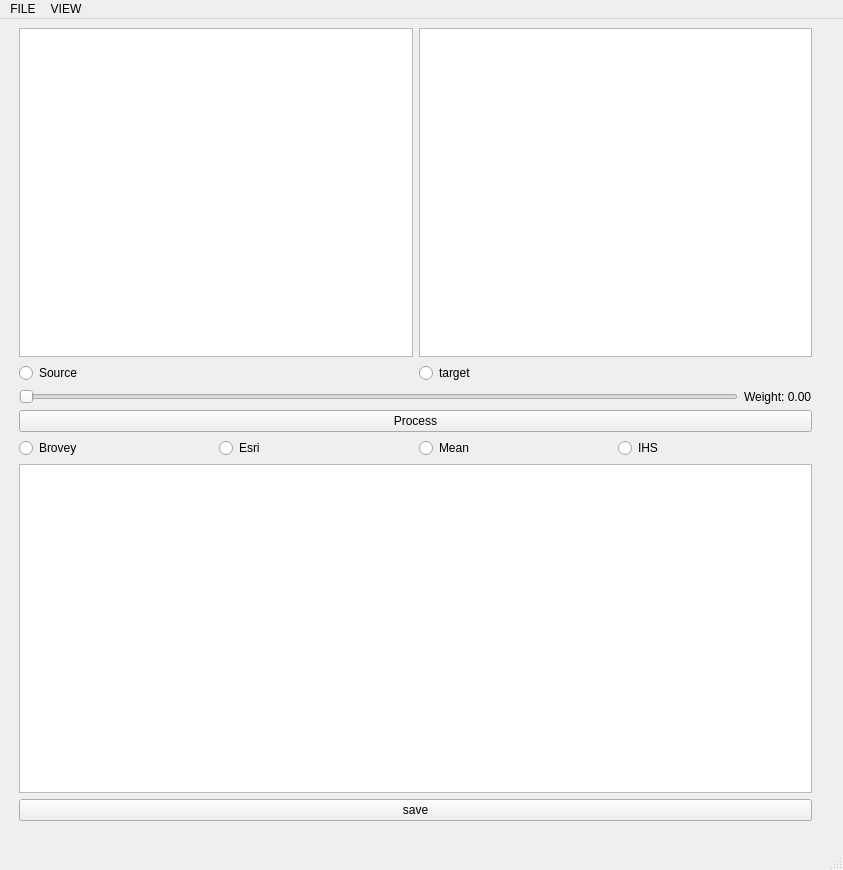
The window that source/mainwindow.ui (pahuldeep/Image-Fusion) describes before a commit, drawn with Qt 5.
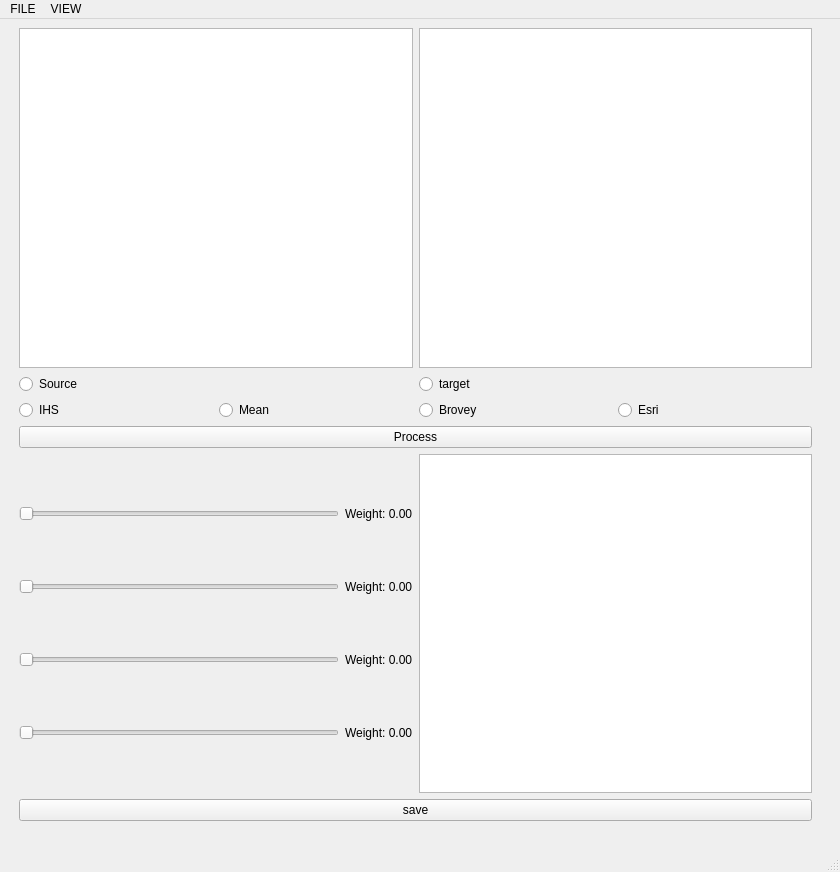
The same window after the commit.

```diff
--- a/source/mainwindow.ui
+++ b/source/mainwindow.ui
@@ -6,8 +6,8 @@
    <rect>
     <x>0</x>
     <y>0</y>
-    <width>843</width>
-    <height>870</height>
+    <width>840</width>
+    <height>872</height>
    </rect>
   </property>
   <property name="windowTitle">
@@ -61,33 +61,22 @@
        </item>
       </layout>
      </item>
-     <item>
-      <layout class="QHBoxLayout" name="horizontalLayout_3">
-       <item>
-        <widget class="QSlider" name="weights">
-         <property name="orientation">
-          <enum>Qt::Horizontal</enum>
-         </property>
-        </widget>
-       </item>
-       <item>
-        <widget class="QLabel" name="percent">
-         <property name="text">
-          <string>Weight: 0.00</string>
-         </property>
-        </widget>
-       </item>
-      </layout>
-     </item>
-     <item>
-      <widget class="QPushButton" name="process">
-       <property name="text">
-        <string>Process</string>
-       </property>
-      </widget>
-     </item>
      <item>
       <layout class="QHBoxLayout" name="processLayout">
+       <item>
+        <widget class="QRadioButton" name="IHS">
+         <property name="text">
+          <string>IHS</string>
+         </property>
+        </widget>
+       </item>
+       <item>
+        <widget class="QRadioButton" name="MEAN">
+         <property name="text">
+          <string>Mean</string>
+         </property>
+        </widget>
+       </item>
        <item>
         <widget class="QRadioButton" name="BROVEY">
          <property name="text">
@@ -102,29 +91,86 @@
          </property>
         </widget>
        </item>
-       <item>
-        <widget class="QRadioButton" name="MEAN">
-         <property name="text">
-          <string>Mean</string>
-         </property>
-        </widget>
-       </item>
-       <item>
-        <widget class="QRadioButton" name="IHS">
-         <property name="text">
-          <string>IHS</string>
-         </property>
-        </widget>
-       </item>
       </layout>
      </item>
      <item>
-      <widget class="QGraphicsView" name="outputView">
-       <property name="sizeAdjustPolicy">
-        <enum>QAbstractScrollArea::AdjustIgnored</enum>
+      <widget class="QPushButton" name="process">
+       <property name="text">
+        <string>Process</string>
        </property>
       </widget>
      </item>
+     <item>
+      <layout class="QHBoxLayout" name="horizontalLayout_2">
+       <item>
+        <layout class="QGridLayout" name="gridLayout">
+         <item row="1" column="1">
+          <widget class="QLabel" name="percent_3">
+           <property name="text">
+            <string>Weight: 0.00</string>
+           </property>
+          </widget>
+         </item>
+         <item row="0" column="0">
+          <widget class="QSlider" name="weight_4">
+           <property name="orientation">
+            <enum>Qt::Horizontal</enum>
+           </property>
+          </widget>
+         </item>
+         <item row="1" column="0">
+          <widget class="QSlider" name="weight_3">
+           <property name="orientation">
+            <enum>Qt::Horizontal</enum>
+           </property>
+          </widget>
+         </item>
+         <item row="2" column="1">
+          <widget class="QLabel" name="percent_2">
+           <property name="text">
+            <string>Weight: 0.00</string>
+           </property>
+          </widget>
+         </item>
+         <item row="0" column="1">
+          <widget class="QLabel" name="percent_4">
+           <property name="text">
+            <string>Weight: 0.00</string>
+           </property>
+          </widget>
+         </item>
+         <item row="2" column="0">
+          <widget class="QSlider" name="weight_2">
+           <property name="orientation">
+            <enum>Qt::Horizontal</enum>
+           </property>
+          </widget>
+         </item>
+         <item row="3" column="0">
+          <widget class="QSlider" name="weight_1">
+           <property name="orientation">
+            <enum>Qt::Horizontal</enum>
+           </property>
+          </widget>
+         </item>
+         <item row="3" column="1">
+          <widget class="QLabel" name="percent_1">
+           <property name="text">
+            <string>Weight: 0.00</string>
+           </property>
+          </widget>
+         </item>
+        </layout>
+       </item>
+       <item>
+        <widget class="QGraphicsView" name="outputView">
+         <property name="sizeAdjustPolicy">
+          <enum>QAbstractScrollArea::AdjustIgnored</enum>
+         </property>
+        </widget>
+       </item>
+      </layout>
+     </item>
      <item>
       <widget class="QPushButton" name="save">
        <property name="text">
@@ -140,7 +186,7 @@
     <rect>
      <x>0</x>
      <y>0</y>
-     <width>843</width>
+     <width>840</width>
      <height>25</height>
     </rect>
    </property>
```
